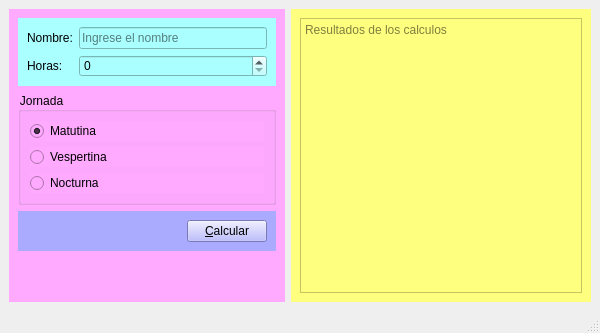
Qt form salarios.ui (AnahiTupiza/Salarios) before a commit.
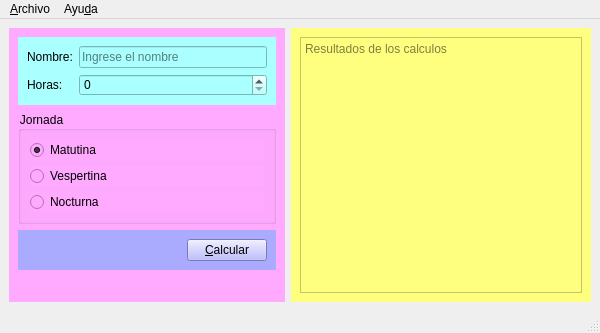
The same form after that commit.

Commit message: Menus y Guardar

The edit to the form file:
```diff
--- a/salarios.ui
+++ b/salarios.ui
@@ -186,6 +186,25 @@
      <height>22</height>
     </rect>
    </property>
+   <widget class="QMenu" name="menu_Archivo">
+    <property name="title">
+     <string>&amp;Archivo</string>
+    </property>
+    <addaction name="action_Nuevo"/>
+    <addaction name="action_Abrir"/>
+    <addaction name="action_Guardar"/>
+    <addaction name="action_Calcular"/>
+    <addaction name="separator"/>
+    <addaction name="action_Salir"/>
+   </widget>
+   <widget class="QMenu" name="menuAyu_da">
+    <property name="title">
+     <string>Ayu&amp;da</string>
+    </property>
+    <addaction name="actionAcerca_del_Salario"/>
+   </widget>
+   <addaction name="menu_Archivo"/>
+   <addaction name="menuAyu_da"/>
   </widget>
   <widget class="QStatusBar" name="statusbar"/>
  </widget>
```
Left out of the diff: 90 changed lines with no effect on the pictures. The commit also changes 2 other files.
